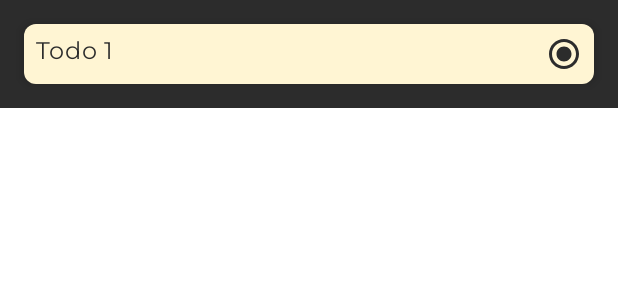
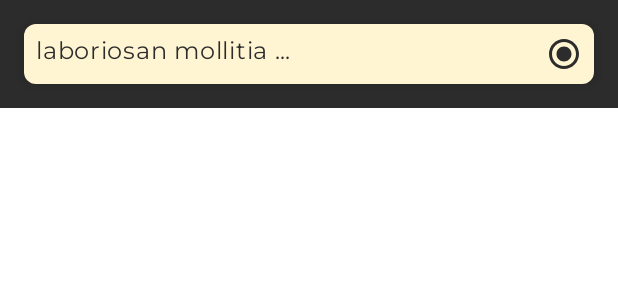
Before and after one commit to MashudiSudonym/SimpleApp, an Android app built with Jetpack Compose: the @Preview function CardTodoItemPreview, on a phone screen of 412 x 824 dp. Shown: the top 300 px of the screen. Run offline under Robolectric (Android 15) with nearby library versions, the phone set to English and light mode, and no system bars; our stand-ins replace accompanist; Roboto replaces fonts that are not available here.

Commit message:
add card ui for todo item

```diff
--- a/app/src/main/java/c/m/simpleapp/todo/presentation/component/CardTodoItem.kt
+++ b/app/src/main/java/c/m/simpleapp/todo/presentation/component/CardTodoItem.kt
@@ -12,6 +12,7 @@ import androidx.compose.material.icons.filled.RadioButtonUnchecked
 import androidx.compose.runtime.Composable
 import androidx.compose.ui.Modifier
 import androidx.compose.ui.graphics.Color
+import androidx.compose.ui.text.style.TextOverflow
 import androidx.compose.ui.tooling.preview.Preview
 import androidx.compose.ui.unit.Dp
 import androidx.compose.ui.unit.dp
@@ -31,8 +32,11 @@ fun CardTodoItem(
                 text = title,
                 style = MaterialTheme.typography.body1,
                 color = MaterialTheme.colors.surface,
+                overflow = TextOverflow.Ellipsis,
+                maxLines = 1,
+                modifier = Modifier.weight(1F)
             )
-            Spacer(modifier = Modifier.weight(1f))
+            Spacer(modifier = Modifier.weight(1F))
             Icon(
                 imageVector = if (complete) {
                     Icons.Default.RadioButtonChecked
@@ -58,7 +62,7 @@ private fun CardTodoItemPreview() {
                     .clickable { },
                 backgroundColor = MaterialTheme.colors.primary,
                 elevation = 4.dp,
-                title = "Todo 1",
+                title = "laboriosan mollitia et enim quasi adapisci wuinasnalsnl",
                 complete = true,
             )
         }
```
Also changed, not shown: app/src/main/java/c/m/simpleapp/todo/presentation/component/ListTodoContent.kt (+5 -6 lines).
